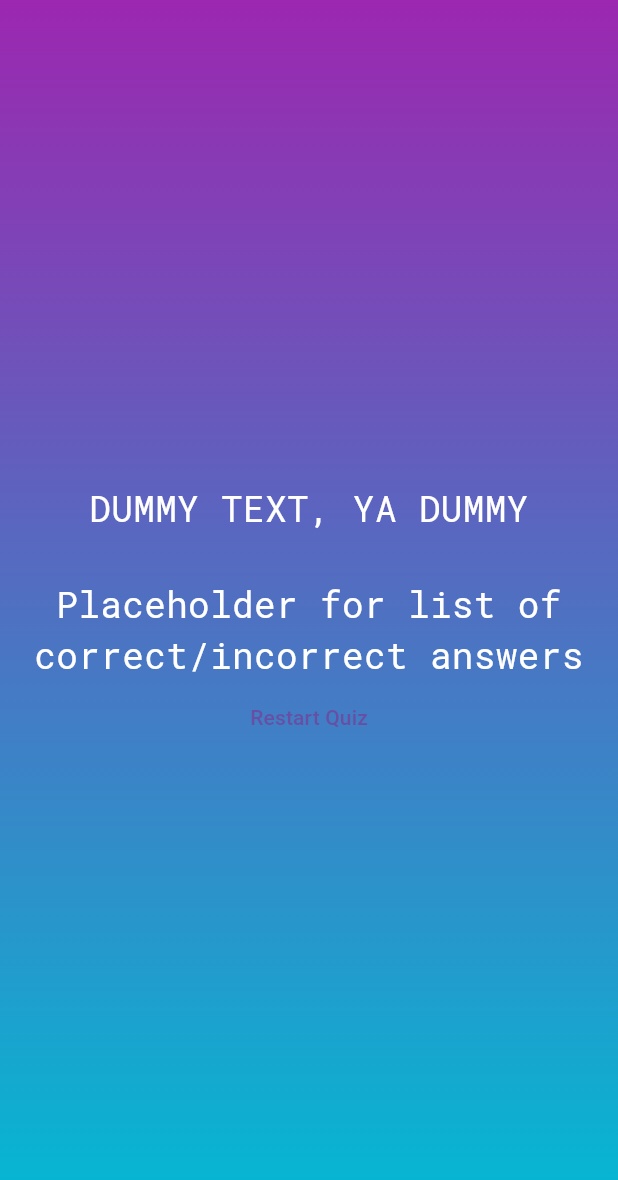
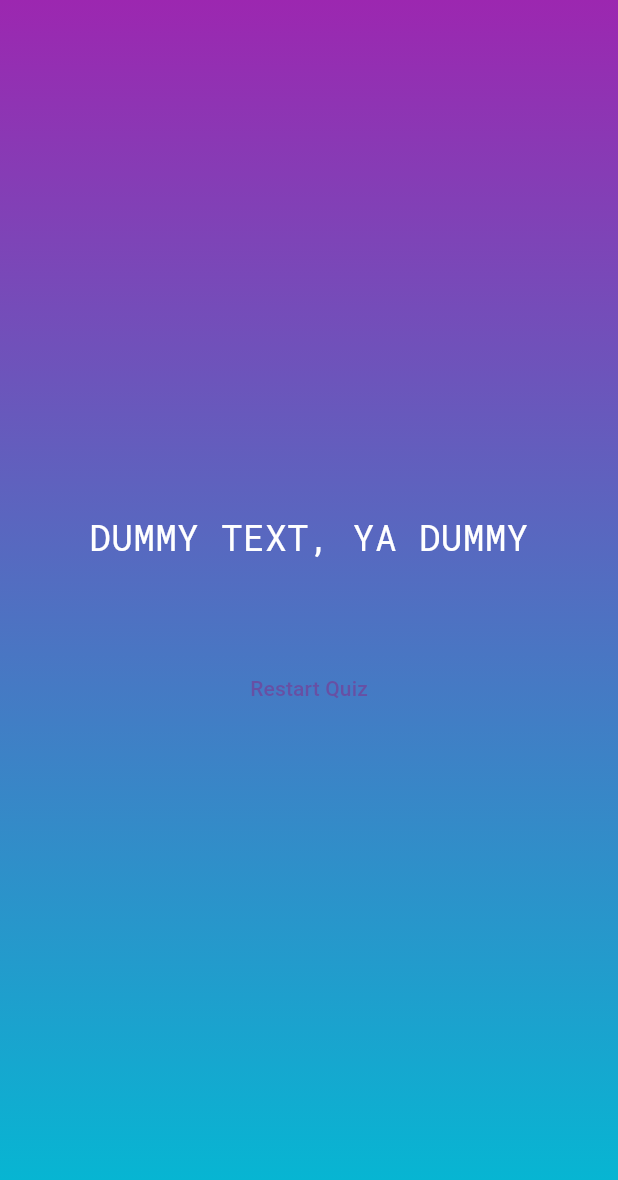
Before and after one commit to Pwikster/QuizAppFlutter, a Flutter app: the ResultsScreen widget shown alone on an empty page, opened directly with empty values, on a phone screen of 412 x 824 dp. Shown: the top 1180 px of the screen. Run offline on Flutter 3.47's test engine with Material 3 defaults, Android fonts, the phone set to English and light mode, and no system bars; our stand-ins replace google_fonts.

Commit message:
Basic summary data output on results_screen added

```diff
--- a/lib/results_screen.dart
+++ b/lib/results_screen.dart
@@ -1,5 +1,6 @@
 import 'package:flutter/material.dart';
 import 'package:quizapp/data/questions.dart';
+import 'package:quizapp/questions_summary.dart';
 import 'package:quizapp/start_screen.dart';
 import 'package:quizapp/styled_text.dart';
 
@@ -39,8 +40,12 @@ class ResultsScreen extends StatelessWidget {
             const SizedBox(
               height: 30,
             ),
-            const StyledText(
-                'Placeholder for list of correct/incorrect answers'),
+            QuestionsSummary(
+              summaryData: getSummaryData(),
+            ),
+            const SizedBox(
+              height: 30,
+            ),
             TextButton(
               onPressed: () {},
               child: const Text('Restart Quiz'),
```
Also changed, not shown: lib/questions_summary.dart (added, +37 -0 lines).
